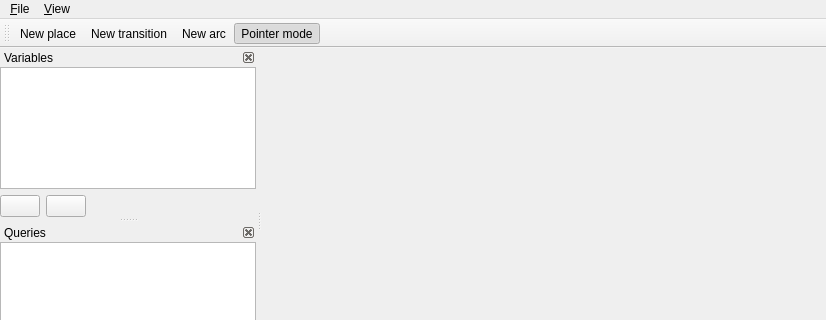
This is PeTedit/MainWindow.ui in jonasfj/PeTe as Qt 5 draws it before an edit; both pictures show x 0 to 826 and y 0 to 320 of the 826 by 630 pixel window. The edited form follows.
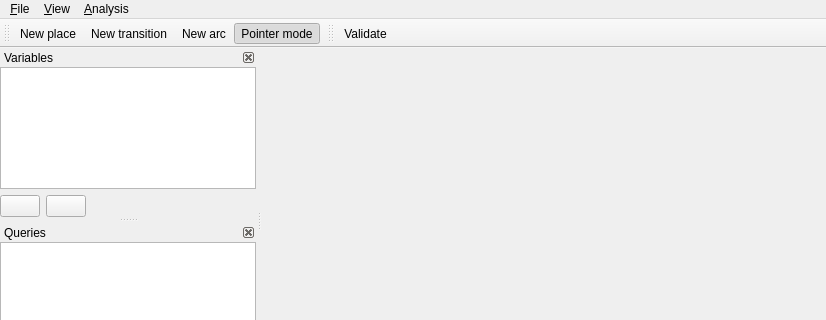
This is the edited form.

```diff
--- a/PeTedit/MainWindow.ui
+++ b/PeTedit/MainWindow.ui
@@ -80,15 +80,22 @@
      <string>&amp;View</string>
     </property>
    </widget>
+   <widget class="QMenu" name="menu_Analysis">
+    <property name="title">
+     <string>&amp;Analysis</string>
+    </property>
+    <addaction name="validateAction"/>
+   </widget>
    <addaction name="menuFile"/>
    <addaction name="menuView"/>
+   <addaction name="menu_Analysis"/>
   </widget>
   <widget class="QToolBar" name="mainToolBar">
    <attribute name="toolBarArea">
     <enum>TopToolBarArea</enum>
    </attribute>
    <attribute name="toolBarBreak">
-    <bool>false</bool>
+    <bool>true</bool>
    </attribute>
    <addaction name="InsertPlaceModeAction"/>
    <addaction name="InsertTransitionModeAction"/>
@@ -283,6 +290,18 @@
     </layout>
    </widget>
   </widget>
+  <widget class="QToolBar" name="toolBar">
+   <property name="windowTitle">
+    <string>toolBar</string>
+   </property>
+   <attribute name="toolBarArea">
+    <enum>TopToolBarArea</enum>
+   </attribute>
+   <attribute name="toolBarBreak">
+    <bool>false</bool>
+   </attribute>
+   <addaction name="validateAction"/>
+  </widget>
   <action name="NewTapnAction">
    <property name="text">
     <string>&amp;New Timed-Arc Petri Net</string>
@@ -356,6 +375,11 @@
     <string>Export SVG</string>
    </property>
   </action>
+  <action name="validateAction">
+   <property name="text">
+    <string>&amp;Validate</string>
+   </property>
+  </action>
  </widget>
  <layoutdefault spacing="6" margin="11"/>
  <resources/>
```
Left out of the diff: 75 changed lines with no effect on the pictures.
